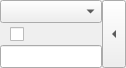
First picture: the form in optioneditwidget.ui, repository HamedMasafi/confiqt, before the edit.
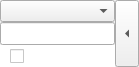
Second picture: the form after the edit.

The edit to the form file:
```diff
--- a/optioneditwidget.ui
+++ b/optioneditwidget.ui
@@ -6,15 +6,18 @@
    <rect>
     <x>0</x>
     <y>0</y>
-    <width>126</width>
-    <height>68</height>
+    <width>139</width>
+    <height>67</height>
    </rect>
   </property>
   <property name="windowTitle">
    <string>Form</string>
   </property>
   <property name="styleSheet">
-   <string notr="true">QCheckBox::indicator {
+   <string notr="true">QCheckBox{
+	background-color: rgb(255, 255, 255);
+}
+QCheckBox::indicator {
 	left: 10px;
 }</string>
   </property>
@@ -49,6 +52,16 @@
        </property>
       </widget>
      </item>
+     <item>
+      <widget class="QLineEdit" name="_lineEdit">
+       <property name="sizePolicy">
+        <sizepolicy hsizetype="Expanding" vsizetype="Minimum">
+         <horstretch>0</horstretch>
+         <verstretch>0</verstretch>
+        </sizepolicy>
+       </property>
+      </widget>
+     </item>
      <item>
       <widget class="QCheckBox" name="checkBox">
        <property name="sizePolicy">
@@ -62,16 +75,6 @@
        </property>
       </widget>
      </item>
-     <item>
-      <widget class="QLineEdit" name="_lineEdit">
-       <property name="sizePolicy">
-        <sizepolicy hsizetype="Expanding" vsizetype="Minimum">
-         <horstretch>0</horstretch>
-         <verstretch>0</verstretch>
-        </sizepolicy>
-       </property>
-      </widget>
-     </item>
     </layout>
    </item>
    <item>
```
